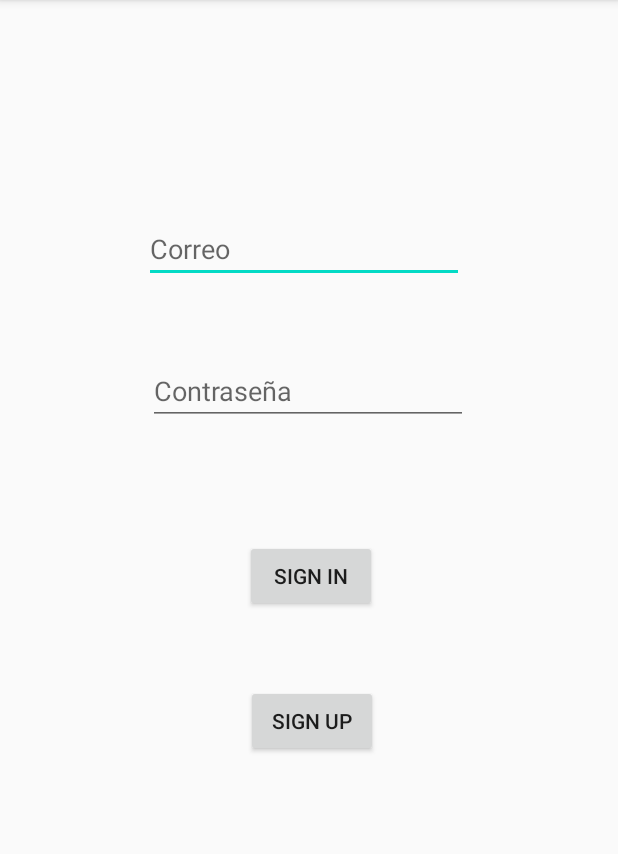
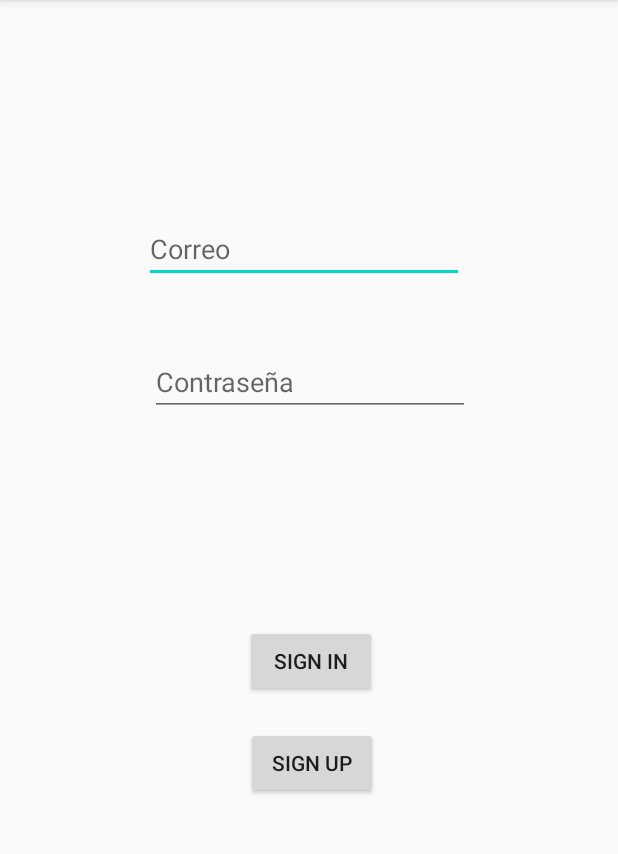
Before and after one commit to Dawnixt/EjercicioEveris, an Android app: the screen it shows after launch (MainActivity), on a phone screen of 412 x 824 dp, the part 84-938 px from its top. Run offline under Robolectric (Android 15) with nearby library versions, the phone set to English and light mode, and no system bars; our stand-ins replace Firebase (no records; nobody signed in at launch, a user with empty details on screens opened directly); 2 statements that could not run were skipped.

```diff
--- a/FireBase/app/build.gradle
+++ b/FireBase/app/build.gradle
@@ -33,8 +33,10 @@ dependencies {
     implementation 'androidx.constraintlayout:constraintlayout:2.0.2'
     implementation 'com.google.firebase:firebase-database:19.3.0'
     implementation 'com.google.firebase:firebase-auth:19.3.1'
+    implementation 'androidx.recyclerview:recyclerview:1.1.0'
     testImplementation 'junit:junit:4.12'
     androidTestImplementation 'androidx.test.ext:junit:1.1.2'
     androidTestImplementation 'androidx.test.espresso:espresso-core:3.3.0'
+    implementation 'org.jetbrains.kotlinx:kotlinx-coroutines-android:1.3.9'
 
 }
--- a/FireBase/app/src/main/java/com/example/firebase/domain/model/Usuario.kt
+++ b/FireBase/app/src/main/java/com/example/firebase/domain/model/Usuario.kt
@@ -1,4 +1,4 @@
 package com.example.firebase.domain.model
 
-class Usuario(val nombre:String, val correo:String,val password:String) {
+class Usuario(val nombre:String,val edad:String,val phone: String) {
 }
--- a/FireBase/app/src/main/java/com/example/firebase/presentation/activity/MainActivity.kt
+++ b/FireBase/app/src/main/java/com/example/firebase/presentation/activity/MainActivity.kt
@@ -1,16 +1,17 @@
 package com.example.firebase.presentation.activity
 
+import android.content.Intent
 import androidx.appcompat.app.AppCompatActivity
 import android.os.Bundle
 import android.view.View
+import android.widget.Toast
 import androidx.lifecycle.ViewModelProvider
 import com.example.firebase.R
 import com.example.firebase.presentation.viewModel.MainViewModel
 import com.example.firebase.presentation.viewModel.MyFactory
+import com.google.firebase.auth.FirebaseAuth
 import kotlinx.android.synthetic.main.activity_main.*
-
-//https://www.youtube.com/watch?v=HdXEzuaka5Y
-
+//https://www.youtube.com/watch?v=eGWu0-0TWFI&list=PL5jb9EteFAOCO_uRl2--aQ-0d8r01QjS-
 class MainActivity : AppCompatActivity(), View.OnClickListener {
 
     var mainViewModel: MainViewModel = MainViewModel(this)
@@ -19,8 +20,10 @@ class MainActivity : AppCompatActivity(), View.OnClickListener {
     override fun onCreate(savedInstanceState: Bundle?) {
         super.onCreate(savedInstanceState)
         setContentView(R.layout.activity_main)
-        //Comprobar si el usuario ya esta registrado FirebaseUser currentUser = mAuth.getCurrentUser();
+
         mainViewModel = ViewModelProvider(this,myFactory).get(MainViewModel::class.java)
+        btnSignIn.setOnClickListener(this)
+        btnSignUp.setOnClickListener(this)
     }
 
     override fun onClick(v: View?) {
@@ -31,11 +34,24 @@ class MainActivity : AppCompatActivity(), View.OnClickListener {
 
                 R.id.btnSignUp->
                     mainViewModel.firstTimeUser = true
-
             }
             mainViewModel.crearOLogearUsuario(editTextCorreo.text.toString(),editTextContrasenia.text.toString())
+            mainViewModel.successful.observe(this){
+                if (it){
+                    Toast.makeText(this,"Te has logeado",Toast.LENGTH_SHORT).show()
+                    val intent: Intent = Intent(this,InsertarDatos::class.java)
+                    startActivity(intent)
+                }
+                else Toast.makeText(this,"No te has logeado",Toast.LENGTH_SHORT).show()
+            }
+        }
+    }
 
-            //Hacer el intent a la otra Activity aqui
+    override fun onStart() {
+        super.onStart()
+        if (mainViewModel.comprobarUsuarioEstaLogeado()){
+            val intent: Intent = Intent(this,InsertarDatos::class.java)
+            startActivity(intent)
         }
     }
 
--- a/FireBase/app/src/main/java/com/example/firebase/presentation/viewModel/InsertarDatosFactory.kt
+++ b/FireBase/app/src/main/java/com/example/firebase/presentation/viewModel/InsertarDatosFactory.kt
@@ -5,6 +5,6 @@ import androidx.lifecycle.ViewModelProvider
 
 class InsertarDatosFactory(): ViewModelProvider.Factory {
     override fun <T : ViewModel?> create(modelClass: Class<T>): T {
-        TODO("Not yet implemented")
+        return InsertarDatosViewModel() as T
     }
 }
--- a/FireBase/app/src/main/java/com/example/firebase/presentation/viewModel/MainViewModel.kt
+++ b/FireBase/app/src/main/java/com/example/firebase/presentation/viewModel/MainViewModel.kt
@@ -1,33 +1,38 @@
 package com.example.firebase.presentation.viewModel
 
 import android.app.Activity
-import android.content.Intent
+import androidx.lifecycle.MutableLiveData
 import androidx.lifecycle.ViewModel
-import com.example.firebase.domain.model.Usuario
-import com.example.firebase.presentation.activity.InsertarDatos
 import com.google.firebase.auth.FirebaseAuth
+import com.google.firebase.auth.FirebaseAuthInvalidCredentialsException
 
 class MainViewModel(var activity: Activity): ViewModel() {
 
-    var usuario: Usuario = Usuario("","","")
+    //var usuario: Usuario = Usuario("","","")
     var mAuth:FirebaseAuth = FirebaseAuth.getInstance()
     var firstTimeUser: Boolean = true
+    var successful: MutableLiveData<Boolean> = MutableLiveData()
 
-    fun comprobarUsuarioEstaLogeado(){
+    fun comprobarUsuarioEstaLogeado(): Boolean{
+        var logeado: Boolean = false
+
         if (mAuth.currentUser != null){
-            //Devolover boolean y hacer el start en activity
-            val intent: Intent = Intent(activity.baseContext,InsertarDatos::class.java)
+            logeado = true
+        }
 
-        }
+        return logeado
     }
 
     fun crearOLogearUsuario(correo: String, password: String){
+        //Observar
         if (correo.isNotBlank() && password.isNotBlank()){
             if (firstTimeUser){
                 mAuth.createUserWithEmailAndPassword(correo,password)
             }
             else{
-                mAuth.signInWithEmailAndPassword(correo,password)
+                mAuth.signInWithEmailAndPassword(correo,password).addOnCompleteListener(activity){
+                    successful.value = it.isSuccessful
+                }
             }
         }
     }
--- a/FireBase/app/src/main/res/layout/activity_main.xml
+++ b/FireBase/app/src/main/res/layout/activity_main.xml
@@ -30,7 +30,7 @@
         android:layout_height="wrap_content"
         android:layout_marginStart="163dp"
         android:layout_marginLeft="163dp"
-        android:layout_marginTop="171dp"
+        android:layout_marginTop="77dp"
         android:layout_marginEnd="160dp"
         android:layout_marginRight="160dp"
         android:layout_marginBottom="342dp"
@@ -39,8 +39,7 @@
         app:layout_constraintEnd_toEndOf="parent"
         app:layout_constraintHorizontal_bias="0.0"
         app:layout_constraintStart_toStartOf="parent"
-        app:layout_constraintTop_toBottomOf="@+id/editTextCorreo"
-        app:layout_constraintVertical_bias="0.0" />
+        app:layout_constraintTop_toBottomOf="@+id/editTextContrasenia" />
 
     <EditText
         android:id="@+id/editTextContrasenia"
@@ -48,15 +47,16 @@
         android:layout_height="wrap_content"
         android:layout_marginStart="100dp"
         android:layout_marginLeft="100dp"
-        android:layout_marginTop="49dp"
+        android:layout_marginTop="81dp"
         android:layout_marginEnd="101dp"
         android:layout_marginRight="101dp"
-        android:layout_marginBottom="77dp"
+        android:layout_marginBottom="62dp"
         android:ems="10"
         android:hint="Contraseña"
         android:inputType="textPersonName"
         app:layout_constraintBottom_toTopOf="@+id/btnSignIn"
         app:layout_constraintEnd_toEndOf="parent"
+        app:layout_constraintHorizontal_bias="0.0"
         app:layout_constraintStart_toStartOf="parent"
         app:layout_constraintTop_toBottomOf="@+id/editTextCorreo" />
 
```
Also changed, not shown: FireBase/app/src/main/java/com/example/firebase/presentation/activity/InsertarDatos.kt (+37 -1 lines), FireBase/app/src/main/java/com/example/firebase/presentation/viewModel/InsertarDatosViewModel.kt (+20 -0 lines), FireBase/app/src/main/res/layout/activity_insertar_datos.xml (+73 -20 lines).
